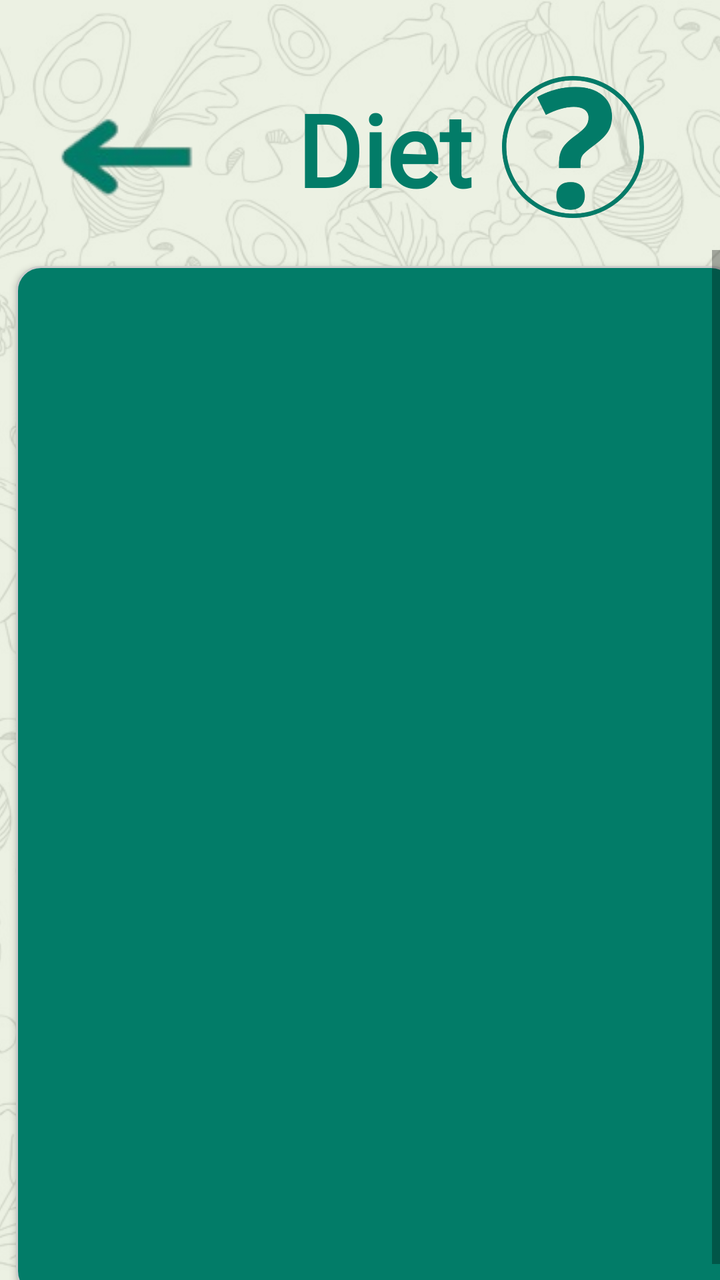
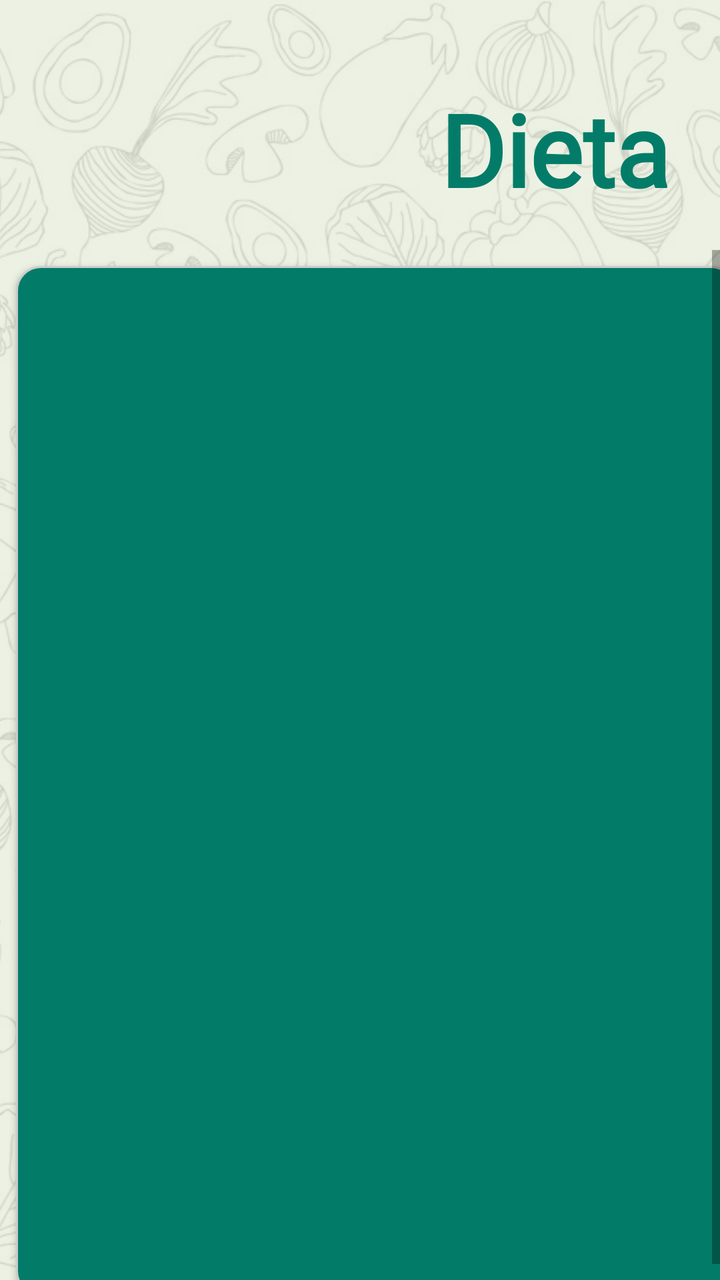

Compare the two renders of this Android layout. The source of the first and the diff that turns it into the second are given below.
<!-- AndroidManifest.xml: application theme Theme.DietaAlPlato -->
<!-- res/layout/activity_dieta_dia.xml -->
<?xml version="1.0" encoding="utf-8"?>
<androidx.constraintlayout.widget.ConstraintLayout xmlns:android="http://schemas.android.com/apk/res/android"
    xmlns:tools="http://schemas.android.com/tools"
    xmlns:app="http://schemas.android.com/apk/res-auto"
    android:id="@+id/main"
    android:layout_width="match_parent"
    android:layout_height="match_parent"
    tools:context=".DietaIDia"
    android:orientation="vertical">

    
    <ImageView
        android:id="@+id/fondo"
        android:layout_width="0dp"
        android:layout_height="0dp"
        android:scaleType="centerCrop"
        android:contentDescription="Fondo"
        app:srcCompat="@drawable/fondo_android"
        app:layout_constraintTop_toTopOf="parent"
        app:layout_constraintBottom_toBottomOf="parent"
        app:layout_constraintStart_toStartOf="parent"
        app:layout_constraintEnd_toEndOf="parent" />

    
    <View
        android:id="@+id/velo"
        android:layout_width="0dp"
        android:layout_height="0dp"
        android:background="#DDE9EFDF"
        app:layout_constraintTop_toTopOf="parent"
        app:layout_constraintBottom_toBottomOf="parent"
        app:layout_constraintStart_toStartOf="parent"
        app:layout_constraintEnd_toEndOf="parent" />

    

    
    <LinearLayout
        android:id="@+id/headerLayout"
        android:layout_width="0dp"
        android:layout_height="125dp"
        android:orientation="horizontal"
        android:padding="8dp"
        app:layout_constraintEnd_toEndOf="parent"
        app:layout_constraintHorizontal_bias="0.0"
        app:layout_constraintStart_toStartOf="parent"
        app:layout_constraintTop_toTopOf="parent">

        <ImageButton
            android:id="@+id/bttReturn2"
            android:layout_width="110dp"
            android:layout_height="99dp"
            android:layout_marginTop="16dp"
            android:backgroundTint="#00FFFFFF"
            android:onClick="onClickReturn"
            app:srcCompat="@drawable/gobacksinfondo" />

        <TextView
            android:id="@+id/Dieta"
            android:layout_width="909dp"
            android:layout_height="wrap_content"
            android:layout_marginLeft="15dp"
            android:layout_marginTop="25dp"
            android:layout_weight="1"
            android:fontFamily="@font/lily_script_one"
            android:gravity="center"
            android:padding="8dp"
            android:text="Dieta"
            android:textColor="#027C68"
            android:textSize="50dp"
            android:textStyle="bold" />

        <ImageView
            android:id="@+id/imageView2"
            android:layout_width="71dp"
            android:layout_height="71dp"
            android:layout_marginTop="30dp"
            android:layout_marginEnd="30dp"
            android:onClick="just"
            app:srcCompat="@drawable/question_mark" />
    </LinearLayout>

    <ScrollView
        android:id="@+id/scrollAlimentos"
        android:layout_width="0dp"
        android:layout_height="0dp"
        android:fillViewport="true"
        app:layout_constraintTop_toBottomOf="@id/headerLayout"
        app:layout_constraintBottom_toBottomOf="parent"
        app:layout_constraintStart_toStartOf="parent"
        app:layout_constraintEnd_toEndOf="parent">

        <LinearLayout
            android:id="@+id/layoutAlimentos"
            android:orientation="vertical"
            android:layout_width="match_parent"
            android:layout_height="wrap_content"
            android:padding="8dp"
            android:layout_margin="8dp"
            android:background="@drawable/bg_food_background"
            android:elevation="2dp">

        </LinearLayout>

    </ScrollView>


</androidx.constraintlayout.widget.ConstraintLayout>
<!-- resources referenced by this layout -->
<resources>
  <!-- drawable bg_food_background (drawable) -->
  <?xml version="1.0" encoding="utf-8"?>
  <shape xmlns:android="http://schemas.android.com/apk/res/android">
      <solid android:color="#027C68"/>
      <corners android:radius="12dp"/>
      <stroke android:color="#CCCCCC" android:width="1dp"/>
  </shape>
  <!-- drawable fondo_android: png bitmap (drawable, 156043 bytes) -->
  <!-- drawable gobacksinfondo: png bitmap (drawable, 8881 bytes) -->
  <!-- drawable question_mark: png bitmap (drawable, 94034 bytes) -->
  <style name="Theme.DietaAlPlato" parent="Theme.MaterialComponents.DayNight.DarkActionBar">
          
          <item name="colorPrimary">@color/purple_500</item>
          <item name="colorPrimaryVariant">@color/purple_700</item>
          <item name="colorOnPrimary">@color/white</item>
          
          <item name="colorSecondary">@color/teal_200</item>
          <item name="colorSecondaryVariant">@color/teal_700</item>
          <item name="colorOnSecondary">@color/black</item>
          
          <item name="android:statusBarColor">?attr/colorPrimaryVariant</item>
          
          <item name="windowActionBar">false</item>
          <item name="windowNoTitle">true</item>
  
      </style>
  <color name="purple_500">#FF6200EE</color>
  <color name="purple_700">#FF3700B3</color>
  <color name="white">#FFFFFFFF</color>
  <color name="teal_200">#FF03DAC5</color>
  <color name="teal_700">#FF018786</color>
  <color name="black">#FF000000</color>
</resources>

<!-- the commit's change to res/layout/activity_dieta_dia.xml (unified diff, before → after) -->
@@ -47,10 +47,11 @@
         app:layout_constraintTop_toTopOf="parent">
 
         <ImageButton
-            android:id="@+id/bttReturn2"
+            android:id="@+id/bttReturn"
             android:layout_width="110dp"
             android:layout_height="99dp"
             android:layout_marginTop="16dp"
+            android:layout_weight="1"
             android:backgroundTint="#00FFFFFF"
             android:onClick="onClickReturn"
             app:srcCompat="@drawable/gobacksinfondo" />
@@ -70,14 +71,16 @@
             android:textSize="50dp"
             android:textStyle="bold" />
 
-        <ImageView
-            android:id="@+id/imageView2"
-            android:layout_width="71dp"
-            android:layout_height="71dp"
-            android:layout_marginTop="30dp"
-            android:layout_marginEnd="30dp"
-            android:onClick="just"
-            app:srcCompat="@drawable/question_mark" />
+        <ImageButton
+            android:id="@+id/bttReturn2"
+            android:layout_width="110dp"
+            android:layout_height="99dp"
+            android:layout_marginTop="16dp"
+            android:backgroundTint="#00FFFFFF"
+            android:onClick="onClickReturn"
+            android:visibility="invisible"
+            app:srcCompat="@drawable/gobacksinfondo" />
+
     </LinearLayout>
 
     <ScrollView
<!-- resource entries referenced after the edit -->
@@ -9,7 +9,6 @@
   </shape>
   <!-- drawable fondo_android: png bitmap (drawable, 156043 bytes) -->
   <!-- drawable gobacksinfondo: png bitmap (drawable, 8881 bytes) -->
-  <!-- drawable question_mark: png bitmap (drawable, 94034 bytes) -->
   <style name="Theme.DietaAlPlato" parent="Theme.MaterialComponents.DayNight.DarkActionBar">
           
           <item name="colorPrimary">@color/purple_500</item>
